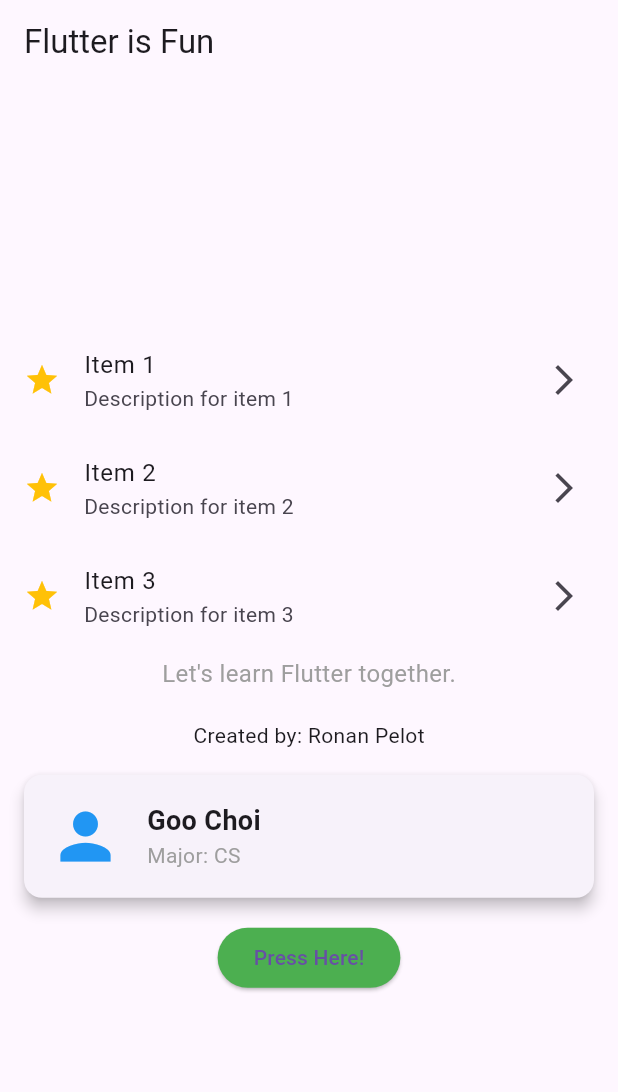
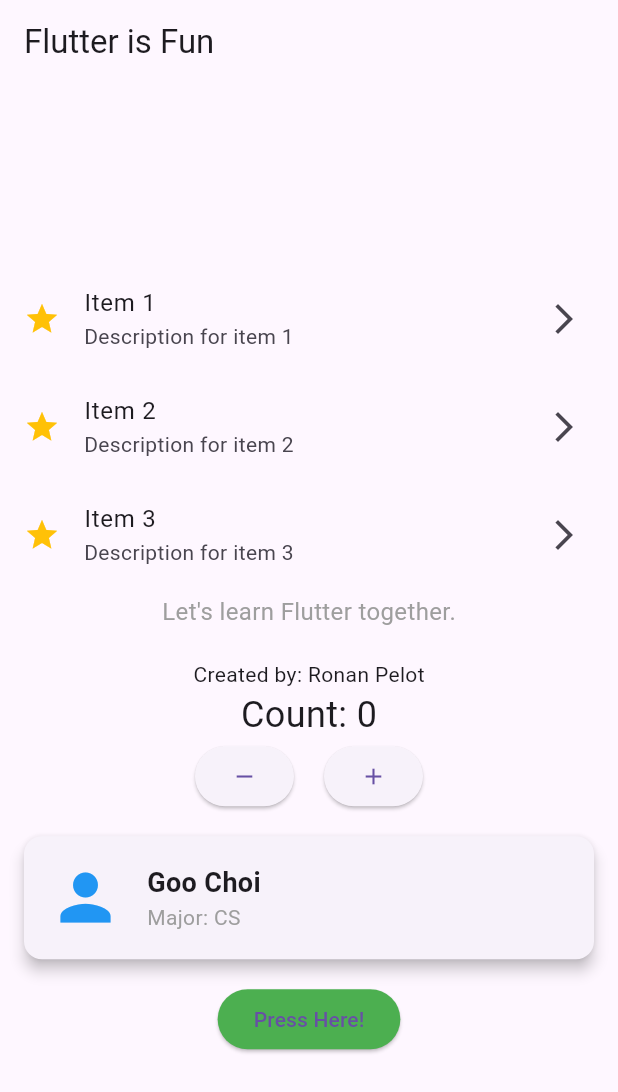
Before and after one commit to RonanNumerals/team_app_goo_ronan, a Flutter app: the screen it shows after launch, on a phone screen of 412 x 824 dp. Shown: the top 1092 px of the screen. Run offline on Flutter 3.47's test engine with Material 3 defaults, Android fonts, the phone set to English and light mode, and no system bars.

Commit message:
Added counter to homepage

```diff
--- a/lib/main.dart
+++ b/lib/main.dart
@@ -56,6 +56,9 @@ class HomePage extends StatelessWidget {
               style: TextStyle(fontSize: 16, color: Colors.grey),
             ),
             SizedBox(height: 20), Text('Created by: Ronan Pelot'),
+
+            CounterWidget(),
+
             // --- START OF MY NEW FEATURE ---
             Card(
               elevation: 4,
```
